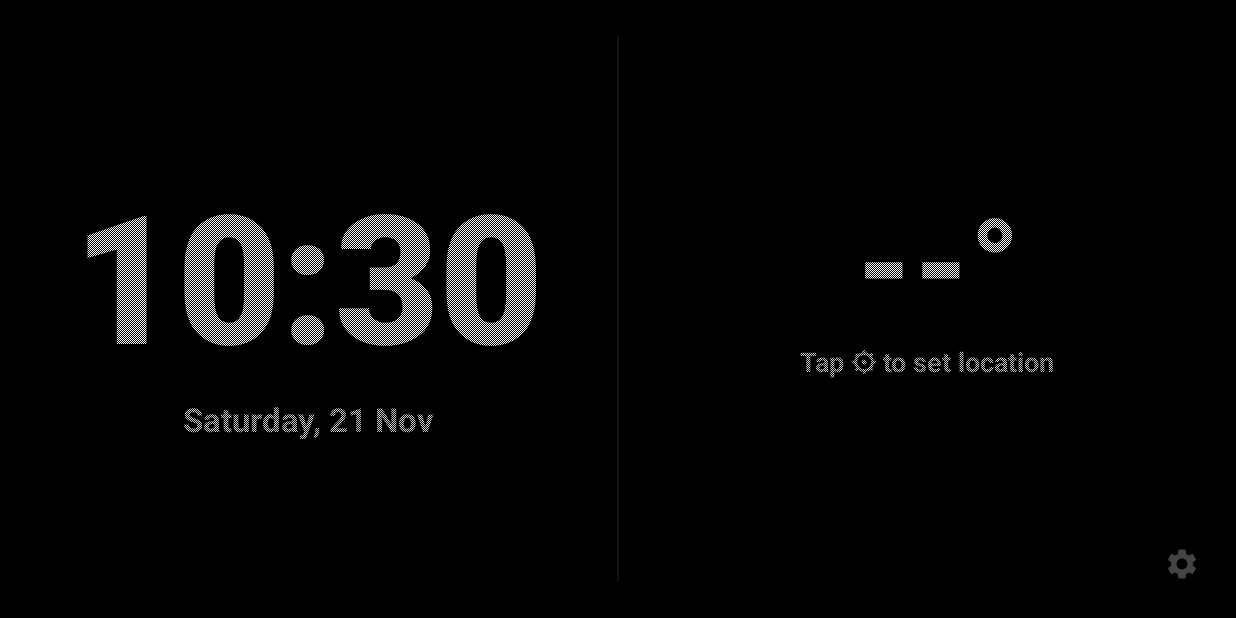
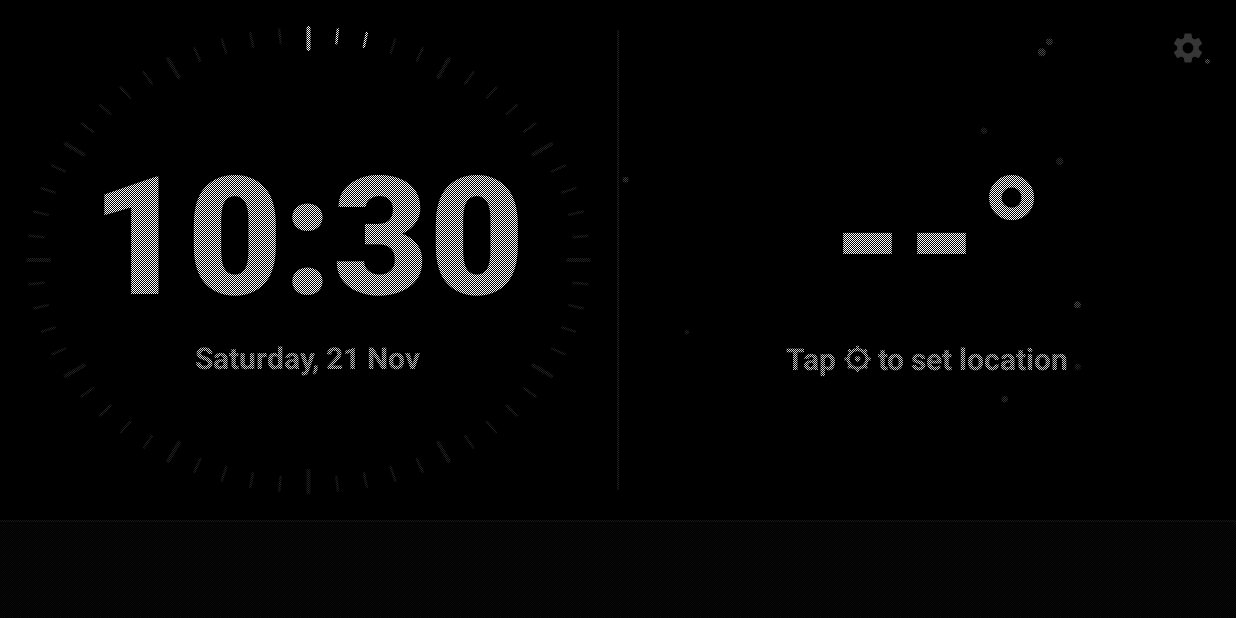
Before and after one commit to Hamza-Houaoui/HUB, an Android app: the first screen one second after launch (MainActivity), on a phone screen of 824 x 412 dp (held sideways). Run offline under Robolectric (Android 15) with nearby library versions, the phone set to English and light mode, and no system bars.

Commit message:
feat: 60-seconds radial dial, dynamic weather particle anims, day/night weather fix, full-width 24h bar

```diff
--- a/app/src/main/java/com/hub/display/MainActivity.kt
+++ b/app/src/main/java/com/hub/display/MainActivity.kt
@@ -23,10 +23,11 @@ class MainActivity : AppCompatActivity() {
     private lateinit var weatherEmoji: TextView
     private lateinit var weatherTemp: TextView
     private lateinit var weatherDesc: TextView
-    private lateinit var weatherCity: TextView
     private lateinit var hourlyContainer: LinearLayout
     private lateinit var settingsBtn: ImageButton
     private lateinit var burnInOverlay: BurnInOverlay
+    private lateinit var secondsDialView: SecondsDialView
+    private lateinit var weatherAnimView: WeatherAnimationView
 
     private val handler = Handler(Looper.getMainLooper())
     private val prefs by lazy { HubPreferences(this) }
@@ -66,10 +67,11 @@ class MainActivity : AppCompatActivity() {
         weatherEmoji = findViewById(R.id.weatherEmoji)
         weatherTemp = findViewById(R.id.weatherTemp)
         weatherDesc = findViewById(R.id.weatherDesc)
-        weatherCity = findViewById(R.id.weatherCity)
         hourlyContainer = findViewById(R.id.hourlyContainer)
         settingsBtn = findViewById(R.id.settingsBtn)
         burnInOverlay = findViewById(R.id.burnInOverlay)
+        secondsDialView = findViewById(R.id.secondsDialView)
+        weatherAnimView = findViewById(R.id.weatherAnimView)
 
         settingsBtn.setOnClickListener {
             startActivity(Intent(this, SettingsActivity::class.java))
@@ -111,6 +113,10 @@ class MainActivity : AppCompatActivity() {
         timeText.text = timeFmt.format(now.time)
         dateText.text = dateFmt.format(now.time)
 
+        // 60-second radial ticks dial update
+        val sec = now.get(Calendar.SECOND)
+        secondsDialView.setSecond(sec)
+
         val currentMinutes = now.get(Calendar.HOUR_OF_DAY) * 60 + now.get(Calendar.MINUTE)
         val sunrise = prefs.getSunriseMinutes()
         val sunset = prefs.getSunsetMinutes()
@@ -126,16 +132,16 @@ class MainActivity : AppCompatActivity() {
         val primary = if (night) Color.parseColor("#E53935") else Color.WHITE
         val secondary = if (night) Color.parseColor("#B71C1C") else Color.parseColor("#CCCCCC")
         val tertiary = if (night) Color.parseColor("#7F0000") else Color.parseColor("#888888")
+        val dialInactive = if (night) Color.parseColor("#330A0A") else Color.parseColor("#222222")
 
         timeText.setTextColor(primary)
         dateText.setTextColor(secondary)
         weatherEmoji.setTextColor(primary)
         weatherTemp.setTextColor(primary)
         weatherDesc.setTextColor(secondary)
-        weatherCity.setTextColor(tertiary)
         settingsBtn.setColorFilter(tertiary)
 
-        // update hourly colors
+        secondsDialView.setDialColors(primary, dialInactive)
         renderHourly(lastHourlyData, night)
     }
 
@@ -171,7 +177,6 @@ class MainActivity : AppCompatActivity() {
             weatherEmoji.text = ""
             weatherTemp.text = "--°"
             weatherDesc.text = "Tap ⚙ to set location"
-            weatherCity.text = ""
             hourlyContainer.removeAllViews()
             return
         }
@@ -186,7 +191,7 @@ class MainActivity : AppCompatActivity() {
                         weatherEmoji.text = weather.emoji
                         weatherTemp.text = "${weather.temperature.toInt()}°"
                         weatherDesc.text = weather.description
-                        weatherCity.text = prefs.getCityName()
+                        weatherAnimView.setWeatherState(weather.weatherCode, weather.isDay, isNightMode)
                         renderHourly(weather.hourly, isNightMode)
                     }
                 }
--- /dev/null
+++ b/app/src/main/java/com/hub/display/SecondsDialView.kt
@@ -0,0 +1,93 @@
+package com.hub.display
+
+import android.content.Context
+import android.graphics.Canvas
+import android.graphics.Color
+import android.graphics.Paint
+import android.graphics.RectF
+import android.util.AttributeSet
+import android.view.View
+
+/**
+ * 60 radial ticks around the clock face representing seconds.
+ * Fills up tick-by-tick each second, resets smoothly when 60s completes.
+ */
+class SecondsDialView @JvmOverloads constructor(
+    context: Context,
+    attrs: AttributeSet? = null,
+    defStyleAttr: Int = 0
+) : View(context, attrs, defStyleAttr) {
+
+    private var currentSecond: Int = 0
+    private var activeColor: Int = Color.WHITE
+    private var inactiveColor: Int = Color.parseColor("#222222")
+
+    private val activePaint = Paint(Paint.ANTI_ALIAS_FLAG).apply {
+        style = Paint.Style.STROKE
+        strokeCap = Paint.Cap.ROUND
+    }
+
+    private val inactivePaint = Paint(Paint.ANTI_ALIAS_FLAG).apply {
+        style = Paint.Style.STROKE
+        strokeCap = Paint.Cap.ROUND
+    }
+
+    fun setSecond(second: Int) {
+        if (currentSecond != second) {
+            currentSecond = second
+            invalidate()
+        }
+    }
+
+    fun setDialColors(active: Int, inactive: Int) {
+        activeColor = active
+        inactiveColor = inactive
+        invalidate()
+    }
+
+    override fun onDraw(canvas: Canvas) {
+        super.onDraw(canvas)
+        val w = width.toFloat()
+        val h = height.toFloat()
+        if (w == 0f || h == 0f) return
+
+        val cx = w / 2f
+        val cy = h / 2f
+
+        // Use rounded rectangle / oval bounds that closely trace the clock text area
+        val outerRadiusX = (w / 2f) - 16f
+        val outerRadiusY = (h / 2f) - 16f
+        val tickLength = 14f
+
+        activePaint.color = activeColor
+        inactivePaint.color = inactiveColor
+
+        for (i in 0 until 60) {
+            // Angle in radians: start at 12 o'clock (-90 degrees)
+            val angleDeg = (i * 6f) - 90f
+            val angleRad = Math.toRadians(angleDeg.toDouble())
+            val cos = Math.cos(angleRad).toFloat()
+            val sin = Math.sin(angleRad).toFloat()
+
+            val isMajor = (i % 5 == 0)
+            val len = if (isMajor) tickLength * 1.5f else tickLength
+            val strokeW = if (isMajor) 4f else 2.5f
+
+            val xOuter = cx + outerRadiusX * cos
+            val yOuter = cy + outerRadiusY * sin
+
+            val xInner = cx + (outerRadiusX - len) * cos
+            val yInner = cy + (outerRadiusY - len) * sin
+
+            val paint = if (i <= currentSecond) {
+                activePaint.strokeWidth = strokeW
+                activePaint
+            } else {
+                inactivePaint.strokeWidth = strokeW
+                inactivePaint
+            }
+
+            canvas.drawLine(xInner, yInner, xOuter, yOuter, paint)
+        }
+    }
+}
--- /dev/null
+++ b/app/src/main/java/com/hub/display/WeatherAnimationView.kt
@@ -0,0 +1,191 @@
+package com.hub.display
+
+import android.content.Context
+import android.graphics.Canvas
+import android.graphics.Color
+import android.graphics.Paint
+import android.util.AttributeSet
+import android.view.View
+import kotlin.random.Random
+
+/**
+ * Lightweight particle animation matching current weather:
+ * - Rain (streaks falling fast)
+ * - Snow (gentle falling flakes)
+ * - Thunder (flashes + rain)
+ * - Wind (horizontal streaks)
+ * - Clouds (drifting soft clouds)
+ * - Clear (night stars twinkling or subtle sunshine dust)
+ */
+class WeatherAnimationView @JvmOverloads constructor(
+    context: Context,
+    attrs: AttributeSet? = null,
+    defStyleAttr: Int = 0
+) : View(context, attrs, defStyleAttr) {
+
+    enum class WeatherType {
+        CLEAR_DAY, CLEAR_NIGHT, CLOUDY, RAIN, SNOW, THUNDER, WIND
+    }
+
+    private var weatherType = WeatherType.CLEAR_DAY
+    private var isNightMode = false
+
+    private data class Particle(
+        var x: Float,
+        var y: Float,
+        var speedX: Float,
+        var speedY: Float,
+        var size: Float,
+        var alpha: Int
+    )
+
+    private val particles = mutableListOf<Particle>()
+    private val paint = Paint(Paint.ANTI_ALIAS_FLAG)
+
+    fun setWeatherState(weatherCode: Int, isDay: Boolean, nightMode: Boolean) {
+        isNightMode = nightMode
+        weatherType = when (weatherCode) {
+            0, 1 -> if (isDay) WeatherType.CLEAR_DAY else WeatherType.CLEAR_NIGHT
+            2, 3, 45, 48 -> WeatherType.CLOUDY
+            51, 53, 55, 56, 57, 61, 63, 65, 66, 67, 80, 81, 82 -> WeatherType.RAIN
+            71, 73, 75, 77, 85, 86 -> WeatherType.SNOW
+            95, 96, 99 -> WeatherType.THUNDER
+            else -> if (isDay) WeatherType.CLEAR_DAY else WeatherType.CLEAR_NIGHT
+        }
+        resetParticles()
+        invalidate()
+    }
+
+    private fun resetParticles() {
+        particles.clear()
+        val count = when (weatherType) {
+            WeatherType.RAIN, WeatherType.THUNDER -> 45
+            WeatherType.SNOW -> 30
+            WeatherType.CLOUDY -> 12
+            WeatherType.WIND -> 25
+            WeatherType.CLEAR_NIGHT -> 20
+            WeatherType.CLEAR_DAY -> 10
+        }
+
+        val w = if (width > 0) width.toFloat() else 800f
+        val h = if (height > 0) height.toFloat() else 600f
+
+        for (i in 0 until count) {
+            particles.add(createParticle(w, h))
+        }
+    }
+
+    private fun createParticle(w: Float, h: Float): Particle {
+        return when (weatherType) {
+            WeatherType.RAIN, WeatherType.THUNDER -> Particle(
+                x = Random.nextFloat() * w,
+                y = Random.nextFloat() * h,
+                speedX = -2f + Random.nextFloat() * 1f,
+                speedY = 18f + Random.nextFloat() * 12f,
+                size = 15f + Random.nextFloat() * 15f,
+                alpha = 90 + Random.nextInt(100)
+            )
+            WeatherType.SNOW -> Particle(
+                x = Random.nextFloat() * w,
+                y = Random.nextFloat() * h,
+                speedX = -1f + Random.nextFloat() * 2f,
+                speedY = 2f + Random.nextFloat() * 3f,
+                size = 3f + Random.nextFloat() * 5f,
+                alpha = 100 + Random.nextInt(100)
+            )
+            WeatherType.CLOUDY -> Particle(
+                x = Random.nextFloat() * w,
+                y = Random.nextFloat() * h,
+                speedX = 0.5f + Random.nextFloat() * 0.8f,
+                speedY = 0f,
+                size = 30f + Random.nextFloat() * 40f,
+                alpha = 30 + Random.nextInt(40)
+            )
+            WeatherType.CLEAR_NIGHT -> Particle(
+                x = Random.nextFloat() * w,
+                y = Random.nextFloat() * h,
+                speedX = 0f,
+                speedY = 0f,
+                size = 2f + Random.nextFloat() * 3f,
+                alpha = 40 + Random.nextInt(160)
+            )
+            else -> Particle(
+                x = Random.nextFloat() * w,
+                y = Random.nextFloat() * h,
+                speedX = 0.2f,
+                speedY = -0.5f,
+                size = 2f + Random.nextFloat() * 2f,
+                alpha = 40 + Random.nextInt(60)
+            )
+        }
+    }
+
+    override fun onSizeChanged(w: Int, h: Int, oldw: Int, oldh: Int) {
+        super.onSizeChanged(w, h, oldw, oldh)
+        resetParticles()
+    }
+
+    override fun onDraw(canvas: Canvas) {
+        super.onDraw(canvas)
+        val w = width.toFloat()
+        val h = height.toFloat()
+        if (w == 0f || h == 0f) return
+
+        val baseColor = if (isNightMode) Color.parseColor("#E53935") else Color.WHITE
+
+        when (weatherType) {
+            WeatherType.RAIN, WeatherType.THUNDER -> {
+                paint.color = baseColor
+                paint.strokeWidth = 2.5f
+                for (p in particles) {
+                    paint.alpha = p.alpha
+                    canvas.drawLine(p.x, p.y, p.x + p.speedX * 2, p.y + p.size, paint)
+                    p.x += p.speedX
+                    p.y += p.speedY
+                    if (p.y > h) { p.y = -p.size; p.x = Random.nextFloat() * w }
+                    if (p.x < 0) { p.x = w }
+                }
+            }
+            WeatherType.SNOW -> {
+                paint.color = baseColor
+                for (p in particles) {
+                    paint.alpha = p.alpha
+                    canvas.drawCircle(p.x, p.y, p.size, paint)
+                    p.x += p.speedX
+                    p.y += p.speedY
+                    if (p.y > h) { p.y = -p.size; p.x = Random.nextFloat() * w }
+                }
+            }
+            WeatherType.CLOUDY -> {
+                paint.color = if (isNightMode) Color.parseColor("#441111") else Color.parseColor("#222222")
+                for (p in particles) {
+                    paint.alpha = p.alpha
+                    canvas.drawCircle(p.x, p.y, p.size, paint)
+                    p.x += p.speedX
+                    if (p.x - p.size > w) { p.x = -p.size; p.y = Random.nextFloat() * h }
+                }
+            }
+            WeatherType.CLEAR_NIGHT -> {
+                paint.color = baseColor
+                for (p in particles) {
+                    paint.alpha = (p.alpha + Random.nextInt(-15, 16)).coerceIn(30, 240)
+                    p.alpha = paint.alpha
+                    canvas.drawCircle(p.x, p.y, p.size, paint)
+                }
+            }
+            else -> {
+                paint.color = baseColor
+                for (p in particles) {
+                    paint.alpha = p.alpha
+                    canvas.drawCircle(p.x, p.y, p.size, paint)
+                    p.x += p.speedX
+                    p.y += p.speedY
+                    if (p.y < 0) { p.y = h; p.x = Random.nextFloat() * w }
+                }
+            }
+        }
+
+        // Post next frame (~30 fps) for smooth and battery-friendly animation
+        postInvalidateDelayed(33)
+    }
+}
--- a/app/src/main/res/layout/activity_main.xml
+++ b/app/src/main/res/layout/activity_main.xml
@@ -5,22 +5,41 @@
     android:layout_height="match_parent"
     android:background="#000000">
 
-    <!-- ═══ Split Screen Layout ═══ -->
+    <!-- ═══ Main Upper Split: Clock (Left) + Weather (Right) ═══ -->
     <LinearLayout
         android:layout_width="match_parent"
         android:layout_height="match_parent"
+        android:orientation="vertical">
+
+        <!-- Top Area: Split Screen (takes most vertical space) -->
+        <LinearLayout
+            android:layout_width="match_parent"
+            android:layout_height="0dp"
+            android:layout_weight="1"
             android:orientation="horizontal"
             android:weightSum="2"
             android:baselineAligned="false">
 
-        <!-- ─── Left: Large Bold Clock ─── -->
-        <LinearLayout
+            <!-- ─── Left Half: Seconds Dial + Large Bold Clock ─── -->
+            <FrameLayout
                 android:layout_width="0dp"
                 android:layout_height="match_parent"
                 android:layout_weight="1"
+                android:padding="8dp">
+
+                <!-- 60 Radial Ticks View circling the clock -->
+                <com.hub.display.SecondsDialView
+                    android:id="@+id/secondsDialView"
+                    android:layout_width="match_parent"
+                    android:layout_height="match_parent" />
+
+                <!-- Clock Text Centered Inside Dial -->
+                <LinearLayout
+                    android:layout_width="wrap_content"
+                    android:layout_height="wrap_content"
+                    android:layout_gravity="center"
                     android:gravity="center"
-            android:orientation="vertical"
-            android:padding="16dp">
+                    android:orientation="vertical">
 
                     <TextView
                         android:id="@+id/timeText"
@@ -28,7 +47,7 @@
                         android:layout_height="wrap_content"
                         android:text="00:00"
                         android:textColor="#FFFFFF"
-                android:textSize="120sp"
+                        android:textSize="110sp"
                         android:textStyle="bold"
                         android:fontFamily="sans-serif-medium"
                         android:includeFontPadding="false" />
@@ -37,34 +56,43 @@
                         android:id="@+id/dateText"
                         android:layout_width="wrap_content"
                         android:layout_height="wrap_content"
-                android:layout_marginTop="6dp"
+                        android:layout_marginTop="2dp"
                         android:text=""
                         android:textColor="#CCCCCC"
                         android:textStyle="bold"
-                android:textSize="22sp" />
+                        android:textSize="20sp" />
                 </LinearLayout>
+            </FrameLayout>
 
             <!-- ─── Center Divider ─── -->
             <View
                 android:layout_width="1dp"
                 android:layout_height="match_parent"
-            android:layout_marginTop="24dp"
-            android:layout_marginBottom="24dp"
+                android:layout_marginTop="20dp"
+                android:layout_marginBottom="20dp"
                 android:background="#222222" />
 
-        <!-- ─── Right: Bold Weather + 24h Hourly Forecast ─── -->
-        <LinearLayout
+            <!-- ─── Right Half: Weather Dynamic Background + Big Temp ─── -->
+            <FrameLayout
                 android:layout_width="0dp"
                 android:layout_height="match_parent"
-            android:layout_weight="1"
+                android:layout_weight="1">
+
+                <!-- Dynamic Weather Particle Animation in Background -->
+                <com.hub.display.WeatherAnimationView
+                    android:id="@+id/weatherAnimView"
+                    android:layout_width="match_parent"
+                    android:layout_height="match_parent" />
+
+                <!-- Foreground Weather Details -->
+                <LinearLayout
+                    android:layout_width="wrap_content"
+                    android:layout_height="wrap_content"
+                    android:layout_gravity="center"
                     android:gravity="center"
                     android:orientation="vertical"
-            android:paddingStart="12dp"
-            android:paddingEnd="12dp"
-            android:paddingTop="8dp"
-            android:paddingBottom="8dp">
+                    android:padding="8dp">
 
-            <!-- Main Current Weather -->
                     <LinearLayout
                         android:layout_width="wrap_content"
                         android:layout_height="wrap_content"
@@ -75,7 +103,7 @@
                             android:id="@+id/weatherEmoji"
                             android:layout_width="wrap_content"
                             android:layout_height="wrap_content"
-                    android:textSize="64sp" />
+                            android:textSize="70sp" />
 
                         <TextView
                             android:id="@+id/weatherTemp"
@@ -84,7 +112,7 @@
                             android:layout_marginStart="14dp"
                             android:text="--°"
                             android:textColor="#FFFFFF"
-                    android:textSize="84sp"
+                            android:textSize="110sp"
                             android:textStyle="bold"
                             android:fontFamily="sans-serif-medium"
                             android:includeFontPadding="false" />
@@ -98,32 +126,37 @@
                         android:text=""
                         android:textColor="#CCCCCC"
                         android:textStyle="bold"
-                android:textSize="18sp" />
+                        android:textSize="20sp" />
 
-            <TextView
-                android:id="@+id/weatherCity"
-                android:layout_width="wrap_content"
-                android:layout_height="wrap_content"
-                android:layout_marginTop="2dp"
-                android:textColor="#888888"
-                android:textSize="13sp" />
+                </LinearLayout>
+            </FrameLayout>
 
-            <!-- 24h Forecast Horizontal List -->
+        </LinearLayout>
+
+        <!-- ─── Divider between Main and 24h Bar ─── -->
+        <View
+            android:layout_width="match_parent"
+            android:layout_height="1dp"
+            android:background="#1A1A1A" />
+
+        <!-- ─── Bottom Full-Width 24h Hourly Forecast Bar ─── -->
         <HorizontalScrollView
             android:layout_width="match_parent"
-                android:layout_height="wrap_content"
-                android:layout_marginTop="10dp"
+            android:layout_height="64dp"
             android:scrollbars="none"
-                android:overScrollMode="never">
+            android:overScrollMode="never"
+            android:background="#0A0A0A">
 
             <LinearLayout
                 android:id="@+id/hourlyContainer"
                 android:layout_width="wrap_content"
-                    android:layout_height="wrap_content"
-                    android:orientation="horizontal" />
+                android:layout_height="match_parent"
+                android:gravity="center_vertical"
+                android:orientation="horizontal"
+                android:paddingStart="12dp"
+                android:paddingEnd="12dp" />
         </HorizontalScrollView>
 
-        </LinearLayout>
     </LinearLayout>
 
     <!-- ═══ Burn-in Shield Overlay ═══ -->
@@ -137,13 +170,13 @@
     <!-- ═══ Settings Button ═══ -->
     <ImageButton
         android:id="@+id/settingsBtn"
-        android:layout_width="48dp"
-        android:layout_height="48dp"
-        android:layout_gravity="bottom|end"
-        android:layout_margin="12dp"
+        android:layout_width="44dp"
+        android:layout_height="44dp"
+        android:layout_gravity="top|end"
+        android:layout_margin="10dp"
         android:background="?android:attr/selectableItemBackgroundBorderless"
         android:contentDescription="@string/settings"
         android:src="@drawable/ic_settings"
-        android:alpha="0.5" />
+        android:alpha="0.4" />
 
 </FrameLayout>
```
Also changed, not shown: app/src/main/java/com/hub/display/WeatherRepository.kt (+19 -10 lines). Lines whose indentation alone changed are shown as unchanged.
